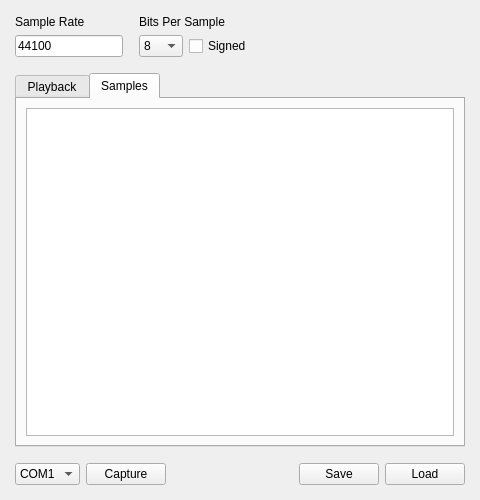
This is projects/personal/adc-converter/main_window.ui in jocic/jocic as Qt 5 draws it before an edit. The edited form follows.
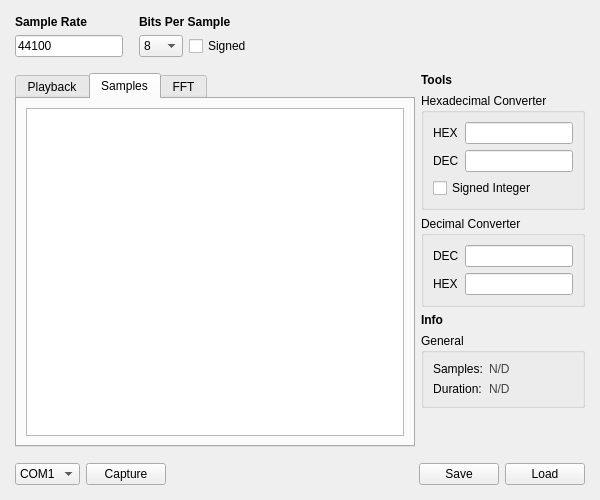
This is the edited form. The open tabs and pages were chosen to show the change.

Commit message: ADC Converter - Info

```diff
--- a/projects/personal/adc-converter/main_window.ui
+++ b/projects/personal/adc-converter/main_window.ui
@@ -6,10 +6,28 @@
    <rect>
     <x>0</x>
     <y>0</y>
-    <width>480</width>
+    <width>600</width>
     <height>500</height>
    </rect>
   </property>
+  <property name="sizePolicy">
+   <sizepolicy hsizetype="Minimum" vsizetype="Minimum">
+    <horstretch>0</horstretch>
+    <verstretch>0</verstretch>
+   </sizepolicy>
+  </property>
+  <property name="minimumSize">
+   <size>
+    <width>600</width>
+    <height>500</height>
+   </size>
+  </property>
+  <property name="maximumSize">
+   <size>
+    <width>600</width>
+    <height>500</height>
+   </size>
+  </property>
   <property name="windowTitle">
    <string>ADC Converter</string>
   </property>
@@ -39,6 +57,11 @@
         </property>
         <item>
          <widget class="QLabel" name="lblSampleRate">
+          <property name="font">
+           <font>
+            <bold>true</bold>
+           </font>
+          </property>
           <property name="text">
            <string>Sample Rate</string>
           </property>
@@ -66,6 +89,11 @@
         </property>
         <item>
          <widget class="QLabel" name="lblBitsPerSample">
+          <property name="font">
+           <font>
+            <bold>true</bold>
+           </font>
+          </property>
           <property name="text">
            <string>Bits Per Sample</string>
           </property>
@@ -135,44 +163,269 @@
      </spacer>
     </item>
     <item>
-     <widget class="QTabWidget" name="tabMain">
-      <property name="currentIndex">
-       <number>1</number>
-      </property>
-      <widget class="QWidget" name="tabPlayback">
-       <attribute name="title">
-        <string>Playback</string>
-       </attribute>
-       <layout class="QVBoxLayout" name="verticalLayout_7">
+     <layout class="QHBoxLayout" name="layProgram">
+      <item>
+       <widget class="QTabWidget" name="tabMain">
+        <property name="sizePolicy">
+         <sizepolicy hsizetype="Expanding" vsizetype="Expanding">
+          <horstretch>1</horstretch>
+          <verstretch>0</verstretch>
+         </sizepolicy>
+        </property>
+        <property name="tabPosition">
+         <enum>QTabWidget::North</enum>
+        </property>
+        <property name="tabShape">
+         <enum>QTabWidget::Rounded</enum>
+        </property>
+        <property name="currentIndex">
+         <number>0</number>
+        </property>
+        <widget class="QWidget" name="tabPlayback">
+         <attribute name="title">
+          <string>Playback</string>
+         </attribute>
+         <layout class="QVBoxLayout" name="verticalLayout_7">
+          <item>
+           <widget class="QWidget" name="widWaveform" native="true"/>
+          </item>
+         </layout>
+        </widget>
+        <widget class="QWidget" name="tabSamples">
+         <attribute name="title">
+          <string>Samples</string>
+         </attribute>
+         <layout class="QVBoxLayout" name="verticalLayout_8">
+          <item>
+           <widget class="QPlainTextEdit" name="txtSamples">
+            <property name="font">
+             <font>
+              <family>Cascadia Mono</family>
+              <pointsize>12</pointsize>
+             </font>
+            </property>
+            <property name="autoFillBackground">
+             <bool>false</bool>
+            </property>
+            <property name="readOnly">
+             <bool>true</bool>
+            </property>
+           </widget>
+          </item>
+         </layout>
+        </widget>
+        <widget class="QWidget" name="tabFFT">
+         <attribute name="title">
+          <string>FFT</string>
+         </attribute>
+         <layout class="QVBoxLayout" name="verticalLayout_10">
+          <item>
+           <widget class="QWidget" name="widget" native="true"/>
+          </item>
+         </layout>
+        </widget>
+       </widget>
+      </item>
+      <item>
+       <layout class="QVBoxLayout" name="verticalLayout">
         <item>
-         <widget class="QWidget" name="widWaveform" native="true"/>
+         <widget class="QLabel" name="lblTools">
+          <property name="font">
+           <font>
+            <bold>true</bold>
+           </font>
+          </property>
+          <property name="text">
+           <string>Tools</string>
+          </property>
+         </widget>
         </item>
-       </layout>
-      </widget>
-      <widget class="QWidget" name="tabSamples">
-       <attribute name="title">
-        <string>Samples</string>
-       </attribute>
-       <layout class="QVBoxLayout" name="verticalLayout_8">
         <item>
-         <widget class="QPlainTextEdit" name="txtSamples">
+         <widget class="QGroupBox" name="gbHexDec">
+          <property name="sizePolicy">
+           <sizepolicy hsizetype="Preferred" vsizetype="Preferred">
+            <horstretch>0</horstretch>
+            <verstretch>0</verstretch>
+           </sizepolicy>
+          </property>
+          <property name="minimumSize">
+           <size>
+            <width>0</width>
+            <height>0</height>
+           </size>
+          </property>
+          <property name="title">
+           <string>Hexadecimal Converter</string>
+          </property>
+          <layout class="QFormLayout" name="formLayout">
+           <item row="0" column="0">
+            <widget class="QLabel" name="lblHex_1">
+             <property name="text">
+              <string>HEX</string>
+             </property>
+            </widget>
+           </item>
+           <item row="0" column="1">
+            <widget class="QLineEdit" name="txtHex_1"/>
+           </item>
+           <item row="1" column="0">
+            <widget class="QLabel" name="lblDec_1">
+             <property name="text">
+              <string>DEC</string>
+             </property>
+            </widget>
+           </item>
+           <item row="1" column="1">
+            <widget class="QLineEdit" name="txtDec_1">
+             <property name="readOnly">
+              <bool>false</bool>
+             </property>
+            </widget>
+           </item>
+           <item row="2" column="0" colspan="2">
+            <widget class="QCheckBox" name="cbSignedInteger">
+             <property name="text">
+              <string>Signed Integer</string>
+             </property>
+            </widget>
+           </item>
+          </layout>
+         </widget>
+        </item>
+        <item>
+         <widget class="QGroupBox" name="gbDecHex">
+          <property name="title">
+           <string>Decimal Converter</string>
+          </property>
+          <layout class="QFormLayout" name="formLayout_2">
+           <item row="0" column="0">
+            <widget class="QLabel" name="lblDec_2">
+             <property name="text">
+              <string>DEC</string>
+             </property>
+            </widget>
+           </item>
+           <item row="0" column="1">
+            <widget class="QLineEdit" name="txtDec_2"/>
+           </item>
+           <item row="1" column="0">
+            <widget class="QLabel" name="lblHex_2">
+             <property name="text">
+              <string>HEX</string>
+             </property>
+            </widget>
+           </item>
+           <item row="1" column="1">
+            <widget class="QLineEdit" name="txtHex_2">
+             <property name="readOnly">
+              <bool>false</bool>
+             </property>
+            </widget>
+           </item>
+          </layout>
+         </widget>
+        </item>
+        <item>
+         <widget class="QLabel" name="label">
           <property name="font">
            <font>
-            <family>Cascadia Mono</family>
-            <pointsize>12</pointsize>
+            <bold>true</bold>
            </font>
           </property>
-          <property name="autoFillBackground">
-           <bool>false</bool>
+          <property name="text">
+           <string>Info</string>
           </property>
-          <property name="plainText">
-           <string/>
+         </widget>
+        </item>
+        <item>
+         <widget class="QGroupBox" name="groupBox">
+          <property name="title">
+           <string>General</string>
           </property>
+          <layout class="QFormLayout" name="formLayout_3">
+           <item row="0" column="0">
+            <widget class="QLabel" name="lblLoadedSamples">
+             <property name="font">
+              <font>
+               <italic>false</italic>
+               <bold>false</bold>
+               <underline>false</underline>
+              </font>
+             </property>
+             <property name="text">
+              <string>Samples:</string>
+             </property>
+             <property name="alignment">
+              <set>Qt::AlignLeading|Qt::AlignLeft|Qt::AlignVCenter</set>
+             </property>
+            </widget>
+           </item>
+           <item row="0" column="1">
+            <widget class="QLabel" name="lblSampleCount">
+             <property name="sizePolicy">
+              <sizepolicy hsizetype="Preferred" vsizetype="Preferred">
+               <horstretch>1</horstretch>
+               <verstretch>0</verstretch>
+              </sizepolicy>
+             </property>
+             <property name="styleSheet">
+              <string notr="true">color: #444</string>
+             </property>
+             <property name="text">
+              <string>N/D</string>
+             </property>
+             <property name="alignment">
+              <set>Qt::AlignLeading|Qt::AlignLeft|Qt::AlignVCenter</set>
+             </property>
+            </widget>
+           </item>
+           <item row="1" column="0">
+            <widget class="QLabel" name="lblDuration">
+             <property name="font">
+              <font>
+               <bold>false</bold>
+              </font>
+             </property>
+             <property name="text">
+              <string>Duration:</string>
+             </property>
+             <property name="alignment">
+              <set>Qt::AlignCenter</set>
+             </property>
+            </widget>
+           </item>
+           <item row="1" column="1">
+            <widget class="QLabel" name="lblDurationCount">
+             <property name="styleSheet">
+              <string notr="true">color: #444</string>
+             </property>
+             <property name="text">
+              <string>N/D</string>
+             </property>
+             <property name="alignment">
+              <set>Qt::AlignLeading|Qt::AlignLeft|Qt::AlignVCenter</set>
+             </property>
+            </widget>
+           </item>
+          </layout>
          </widget>
         </item>
+        <item>
+         <spacer name="verticalSpacer_3">
+          <property name="orientation">
+           <enum>Qt::Vertical</enum>
+          </property>
+          <property name="sizeHint" stdset="0">
+           <size>
+            <width>20</width>
+            <height>40</height>
+           </size>
+          </property>
+         </spacer>
+        </item>
        </layout>
-      </widget>
-     </widget>
+      </item>
+     </layout>
     </item>
     <item>
      <spacer name="verticalSpacer_2">
```
Left out of the diff: 2 changed lines with no effect on the pictures. The commit also changes 2 other files.
